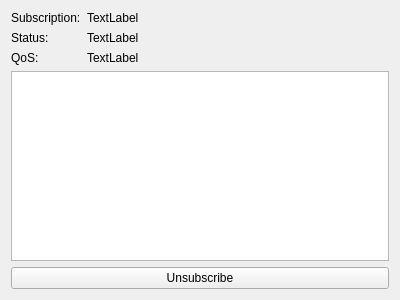
Above: qt/qtmqtt/examples/mqtt/subscriptions/subscriptionwindow.ui from FSBY668/Program before the change. Below: the same form after it.
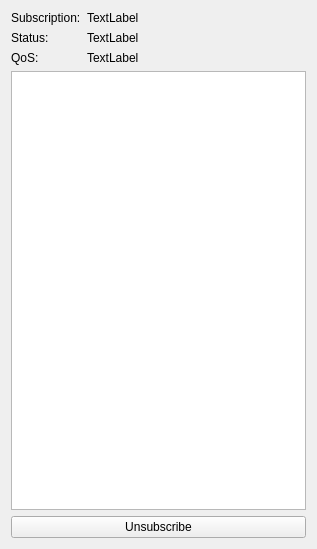
That is the form after the change.

Diff of the .ui file:
```diff
--- a/qt/qtmqtt/examples/mqtt/subscriptions/subscriptionwindow.ui
+++ b/qt/qtmqtt/examples/mqtt/subscriptions/subscriptionwindow.ui
@@ -6,8 +6,8 @@
    <rect>
     <x>0</x>
     <y>0</y>
-    <width>400</width>
-    <height>300</height>
+    <width>317</width>
+    <height>549</height>
    </rect>
   </property>
   <property name="windowTitle">
```
